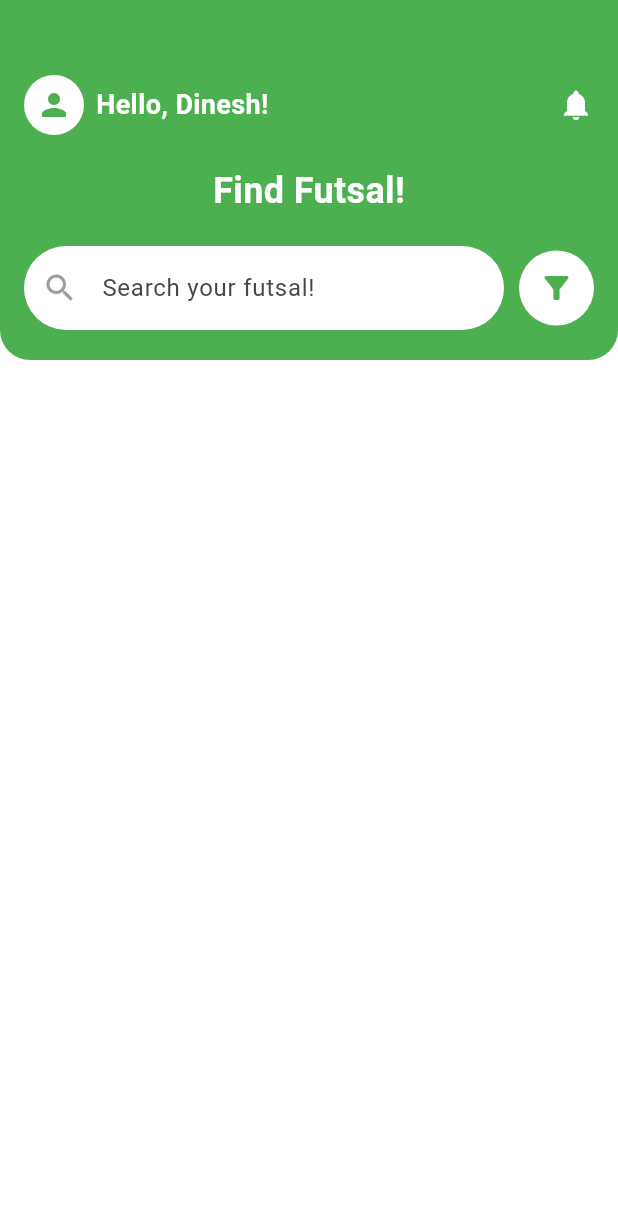
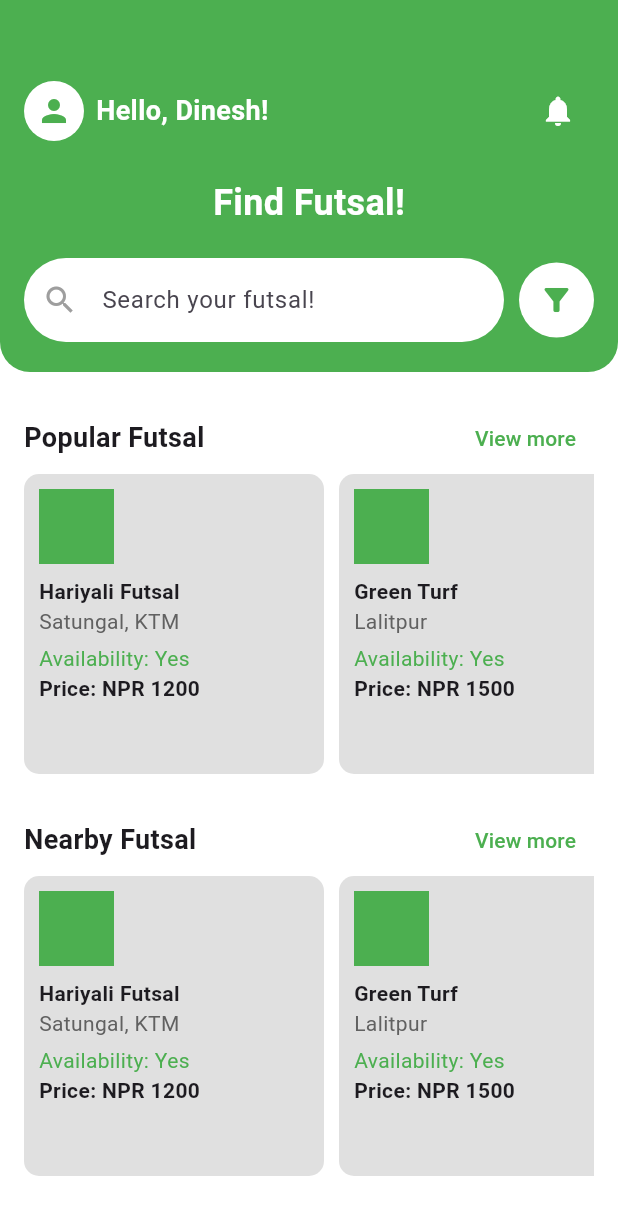
Before and after one commit to Dinesh-jrr/Futsal-Booking-System, a Flutter app: the HomePage screen opened directly, on a phone screen of 412 x 824 dp. Shown: the top 1215 px of the screen. Run offline on Flutter 3.47's test engine with Material 3 defaults, Android fonts, the phone set to English and light mode, and no system bars; our stand-ins replace shared_preferences; accounts and stored records are empty.

Commit message:
home page updated

```diff
--- a/lib/presentation/Main_Pages/HomePage.dart
+++ b/lib/presentation/Main_Pages/HomePage.dart
@@ -1,11 +1,14 @@
 import 'package:flutter/material.dart';
 
 class HomePage extends StatelessWidget {
+  const HomePage({super.key});
+
   @override
   Widget build(BuildContext context) {
     return Scaffold(
       backgroundColor: Colors.white,
-      body: Column(
+      body: SingleChildScrollView(
+        child: Column(
           children: [
             // Top Header Section
             Container(
@@ -21,17 +24,17 @@ class HomePage extends StatelessWidget {
                 crossAxisAlignment: CrossAxisAlignment.start,
                 children: [
                   // Row for profile and notification icons
-                const Row(
+                  Row(
                     mainAxisAlignment: MainAxisAlignment.spaceBetween,
                     children: [
                       Row(
                         children: [
-                        CircleAvatar(
+                          const CircleAvatar(
                             backgroundColor: Colors.white,
                             child: Icon(Icons.person, color: Colors.green),
                           ),
-                        SizedBox(width: 8),
-                        Text(
+                          const SizedBox(width: 8),
+                          const Text(
                             "Hello, Dinesh!",
                             style: TextStyle(
                               color: Colors.white,
@@ -41,7 +44,12 @@ class HomePage extends StatelessWidget {
                           ),
                         ],
                       ),
-                    Icon(Icons.notifications, color: Colors.white),
+                      IconButton(
+                        icon: const Icon(Icons.notifications, color: Colors.white),
+                        onPressed: () {
+                          // Handle notification click
+                        },
+                      ),
                     ],
                   ),
                   const SizedBox(height: 20),
@@ -84,7 +92,9 @@ class HomePage extends StatelessWidget {
                         ),
                         child: IconButton(
                           icon: const Icon(Icons.filter_alt, color: Colors.green),
-                        onPressed: () {},
+                          onPressed: () {
+                            // Handle filter click
+                          },
                         ),
                       ),
                     ],
@@ -92,10 +102,103 @@ class HomePage extends StatelessWidget {
                 ],
               ),
             ),
-          // Spacer to push content to the bottom of the screen
-          const Spacer(),
+            const SizedBox(height: 20),
+
+            // Popular Futsal Section
+            _buildFutsalSection(title: "Popular Futsal", context: context),
+            const SizedBox(height: 20),
+
+            // Nearby Futsal Section
+            _buildFutsalSection(title: "Nearby Futsal", context: context),
+          ],
+        ),
+      ),
+    );
+  }
+
+  // Function to build the futsal section
+  Widget _buildFutsalSection({required String title, required BuildContext context}) {
+    return Padding(
+      padding: const EdgeInsets.symmetric(horizontal: 16.0),
+      child: Column(
+        crossAxisAlignment: CrossAxisAlignment.start,
+        children: [
+          Row(
+            mainAxisAlignment: MainAxisAlignment.spaceBetween,
+            children: [
+              Text(
+                title,
+                style: const TextStyle(fontSize: 18, fontWeight: FontWeight.bold),
+              ),
+              TextButton(
+                onPressed: () {
+                  // Handle View More navigation
+                },
+                child: const Text("View more", style: TextStyle(color: Colors.green)),
+              ),
+            ],
+          ),
+          SizedBox(
+            height: 200, // Set height for horizontal scroll
+            child: ListView(
+              scrollDirection: Axis.horizontal,
+              children: [
+                FutsalCard(name: "Hariyali Futsal", location: "Satungal, KTM", price: 1200),
+                FutsalCard(name: "Green Turf", location: "Lalitpur", price: 1500),
+                FutsalCard(name: "Champion Arena", location: "Bhaktapur", price: 1300),
+              ],
+            ),
+          ),
         ],
       ),
     );
   }
 }
+
+class FutsalCard extends StatelessWidget {
+  final String name;
+  final String location;
+  final int price;
+
+  const FutsalCard({
+    super.key,
+    required this.name,
+    required this.location,
+    required this.price,
+  });
+
+  @override
+  Widget build(BuildContext context) {
+    return Container(
+      width: 200,
+      height: 500,
+      margin: const EdgeInsets.only(right: 10),
+      padding: const EdgeInsets.all(10),
+      decoration: BoxDecoration(
+        color: Colors.grey[300],
+        borderRadius: BorderRadius.circular(10),
+      ),
+      child: Column(
+        mainAxisSize: MainAxisSize.min, // Prevents Column from expanding unnecessarily
+        crossAxisAlignment: CrossAxisAlignment.start,
+        children: [
+          // Placeholder for futsal image
+          Container(
+            height: 50,
+            width: 50,
+            color: Colors.green,
+          ),
+          const SizedBox(height: 8),
+          Text(
+            name,
+            style: const TextStyle(fontWeight: FontWeight.bold),
+          ),
+          Text(location, style: TextStyle(color: Colors.grey[700])),
+          const SizedBox(height: 5),
+          const Text("Availability: Yes", style: TextStyle(color: Colors.green)),
+          Text("Price: NPR $price", style: const TextStyle(fontWeight: FontWeight.bold)),
+        ],
+      ),
+    );
+  }
+}
```
Lines whose indentation alone changed are shown as unchanged.
